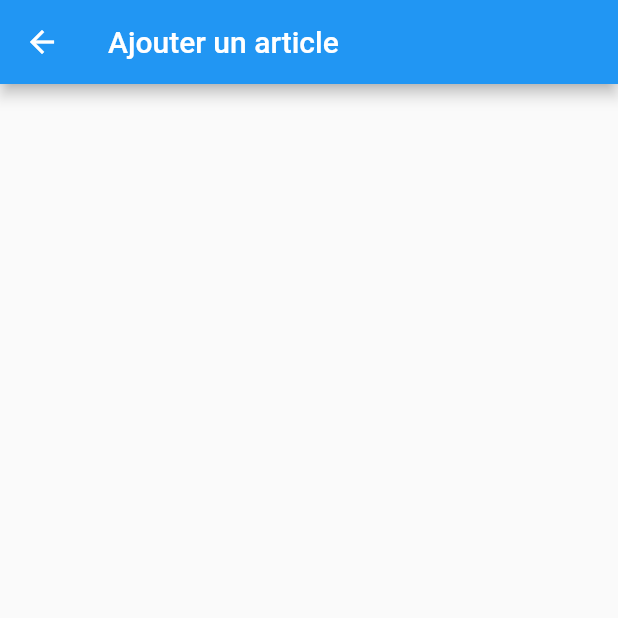
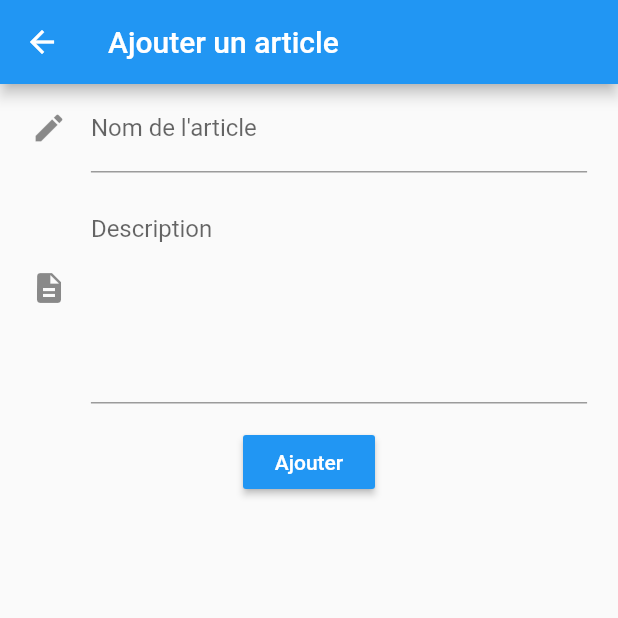
Before and after one commit to ChinaskiJr/Calicourse-Flutter, a Flutter app: the AddArticlePage screen opened by its route, on a phone screen of 412 x 824 dp, the top half of it. Run offline on Flutter 3.47's test engine with Material 2 defaults, Android fonts, the phone set to English and light mode, and no system bars; network calls fail.

Commit message:
Crée la fonctionnalité d'ajout d'articles

```diff
--- a/lib/helpers/HttpHelper.dart
+++ b/lib/helpers/HttpHelper.dart
@@ -9,6 +9,7 @@ class HttpHelper {
   static const apiBaseUrl               = "http://192.168.1.35:8080/calicourse/api";
   static const apiParamGetAllShops      = "/shops";
   static const apiParamGetAllArticles   = "/articles";
+  static const apiParamPostArticle      = "/articles";
 
   /// Performs the GET all shops request to the API
   /// Throws [HttpException] if [response.statusCode] isn't 200
@@ -46,4 +47,16 @@ class HttpHelper {
     }
     return articles;
   }
+  /// Performs the POST new article request to the API
+  /// Throws [HttpException] if [response.statusCode] isn't 201
+  static Future<void> postArticle(Article article) async {
+    Map<String, dynamic> jsonArticle = article.toJson();
+    http.Response response = await http.post(apiBaseUrl + apiParamPostArticle,
+      headers: {"Content-Type" : "application/json"},
+      body:    convert.jsonEncode(jsonArticle)
+    );
+    if (response.statusCode != HttpStatus.created) {
+      throw HttpException("Impossible de creéer cet article (code HTTP retourné : ${response.statusCode})\n${response.body}");
+    }
+  }
 }
--- a/lib/widgets/AddArticlePage.dart
+++ b/lib/widgets/AddArticlePage.dart
@@ -1,3 +1,4 @@
+import 'package:calicourse_front/widgets/custom_widgets/forms/ArticleForm.dart';
 import 'package:flutter/material.dart';
 import 'package:flutter/widgets.dart';
 
@@ -8,7 +9,11 @@ class AddArticlePage extends StatelessWidget {
       appBar: AppBar(
         title: Text("Ajouter un article"),
       ),
-      body: Center(
+      body: Padding(
+        padding: EdgeInsets.symmetric(
+          horizontal: MediaQuery.of(context).size.width * 0.05
+      ),
+      child: ArticleForm(),
       ),
     );
   }
--- a/lib/widgets/HomePage.dart
+++ b/lib/widgets/HomePage.dart
@@ -140,7 +140,8 @@ class _HomePageState extends State<HomePage> {
       FatalAlertDialog.showFatalError(exception.message, context);
     }
   }
-
+  /// Between the Http call and the building of the [FutureBuilder].
+  /// Purpose of this function is to properly manage the [HttpException]
   Future<void> _loadArticles() async {
     try {
       this.articles = await HttpHelper.getArticles();
--- /dev/null
+++ b/lib/widgets/custom_widgets/forms/ArticleForm.dart
@@ -0,0 +1,103 @@
+import 'dart:io';
+
+import 'package:calicourse_front/helpers/HttpHelper.dart';
+import 'package:calicourse_front/models/Article.dart';
+import 'package:calicourse_front/parameters/parameters.dart';
+import 'package:calicourse_front/widgets/custom_widgets/FatalAlertDialog.dart';
+import 'package:flutter/cupertino.dart';
+import 'package:flutter/material.dart';
+
+class ArticleForm extends StatefulWidget {
+  @override
+  State<StatefulWidget> createState() {
+    return ArticleFormState();
+  }
+}
+
+class ArticleFormState extends State<ArticleForm>{
+
+  final _formKey = GlobalKey<FormState>();
+  final _titleFieldConstructor = TextEditingController();
+  final _commentFieldConstructor = TextEditingController();
+
+  @override
+  void dispose() {
+    _titleFieldConstructor.dispose();
+    _commentFieldConstructor.dispose();
+    super.dispose();
+  }
+
+  @override
+  Widget build(BuildContext context) {
+    return Form(
+      key: _formKey,
+      child: Column(
+        children: <Widget>[
+          TextFormField(
+            controller: _titleFieldConstructor,
+            decoration: const InputDecoration(
+              icon: const Icon(Icons.create),
+              hintText: "ex: Veggies",
+              labelText: "Nom de l'article"
+            ),
+            validator: (String value) {
+              if (value.isEmpty) {
+                return 'Ce champ est obligatoire';
+              } else {
+                return null;
+              }
+            },
+          ),
+          TextFormField(
+            controller: _commentFieldConstructor,
+            decoration: const InputDecoration(
+              icon: const Icon(Icons.description),
+              hintText: "ex: Fais attention, ils ont été changé de rayon ! <3",
+              labelText: "Description",
+              alignLabelWithHint: true
+            ),
+            maxLines: 6,
+          ),
+          Padding(
+            padding: EdgeInsets.only(top: 15.0),
+            child: RaisedButton(
+              child: const Text(
+                'Ajouter',
+                style: TextStyle(
+                  color: Colors.white
+                ),
+              ),
+              color: mainColor,
+              splashColor: Colors.white,
+              onPressed: () async {
+                if (_formKey.currentState.validate()) {
+                  Article article = Article.create(
+                    _titleFieldConstructor.text,
+                    _commentFieldConstructor.text
+                  );
+                  Scaffold.of(context).showSnackBar(
+                    SnackBar(
+                      content: const Text("Traitement en cours...")
+                    )
+                  );
+                  await _processAddArticle(article);
+                  Navigator.pop(context);
+                }
+              },
+            ),
+          )
+        ],
+      )
+    );
+  }
+  /// Between the Http call and the Navigator.pop.
+  /// Purpose of this function is to properly manage the [HttpException]
+  Future<void> _processAddArticle(Article article) async {
+    try {
+      await HttpHelper.postArticle(article);
+    } on HttpException catch (exception, stacktrace) {
+      print(stacktrace);
+      FatalAlertDialog.showFatalError(exception.message, context);
+    }
+  }
+}
```
Also changed, not shown: lib/models/Article.dart (+21 -0 lines).
